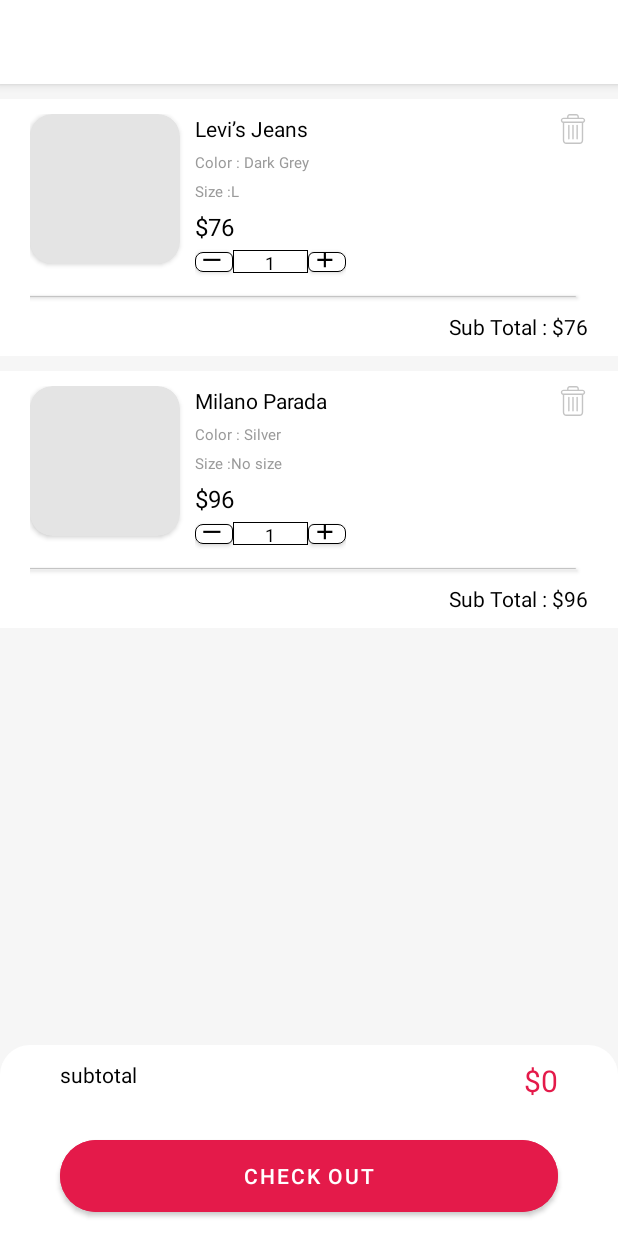
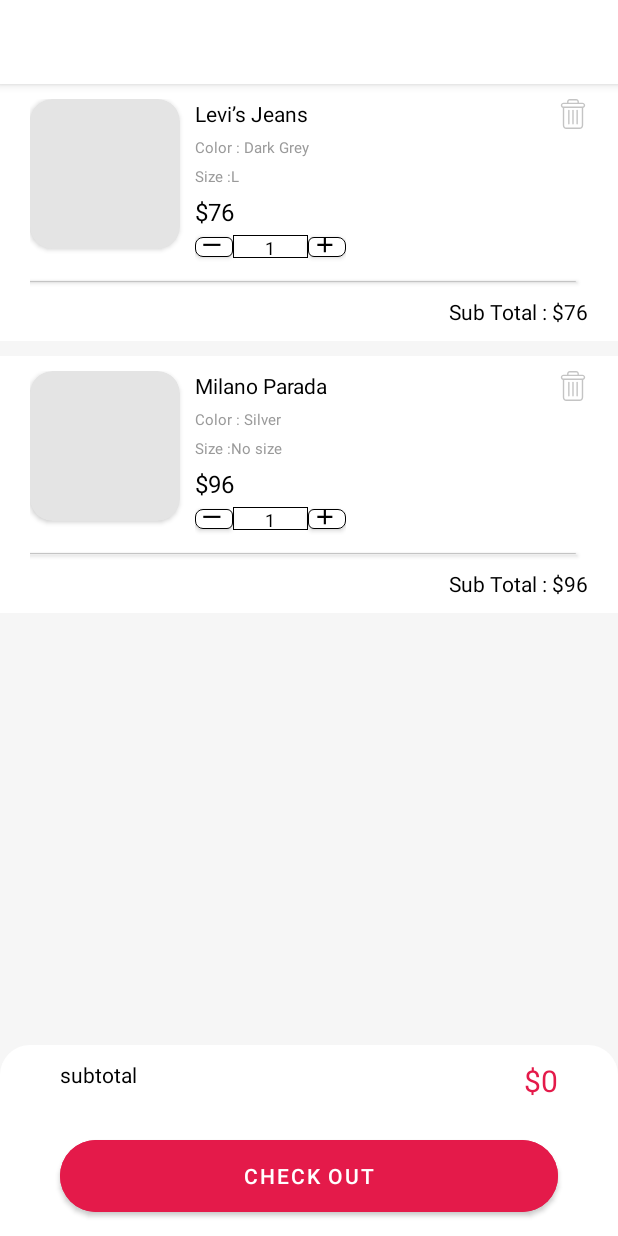
Before and after one commit to ETS-Android2/MindshopUI-Android, an Android app: the MyCart screen opened directly, with no data from a screen before it, on a phone screen of 412 x 824 dp. Run offline under Robolectric (Android 15) with nearby library versions, the phone set to English and light mode, and no system bars; our stand-ins replace Firebase (no records; nobody signed in at launch, a user with empty details on screens opened directly).

Commit message:
Removed Rc RefreshLayout

```diff
--- a/app/build.gradle
+++ b/app/build.gradle
@@ -50,5 +50,4 @@ dependencies {
     implementation 'com.google.firebase:firebase-firestore'
 
 
-    implementation 'it.xabaras.android:recyclerview-swipedecorator:1.2.3'
 }
--- a/app/src/main/java/net/mindzone/mindshopui/activities/MyCart.java
+++ b/app/src/main/java/net/mindzone/mindshopui/activities/MyCart.java
@@ -5,7 +5,6 @@ import androidx.appcompat.app.AppCompatActivity;
 import androidx.recyclerview.widget.ItemTouchHelper;
 import androidx.recyclerview.widget.LinearLayoutManager;
 import androidx.recyclerview.widget.RecyclerView;
-import androidx.swiperefreshlayout.widget.SwipeRefreshLayout;
 
 import android.content.Intent;
 import android.graphics.Canvas;
@@ -27,7 +26,6 @@ import net.mindzone.mindshopui.models.MyCartItems;
 
 public class MyCart extends AppCompatActivity implements CartRecyclerViewAdapter.ItemClickListener {
     CartRecyclerViewAdapter cartRecyclerViewAdapter;
-    SwipeRefreshLayout swipeRefreshLayout;
     RecyclerView orders_recyclerView;
     ActivityMycartBinding binding;
     ArrayList<MyCartItems> myCartItems = MyCartItems.getItemsCart();
@@ -84,7 +82,6 @@ public class MyCart extends AppCompatActivity implements CartRecyclerViewAdapter
         LinearLayoutManager layoutManager
                 = new LinearLayoutManager(this, LinearLayoutManager.VERTICAL, false);
         orders_recyclerView = binding.myCartRecyclerView;
-        swipeRefreshLayout = binding.swipeRefreshLayout;
         orders_recyclerView.setLayoutManager(layoutManager);
 
         cartRecyclerViewAdapter = new CartRecyclerViewAdapter(this, myCartItems);
--- a/app/src/main/res/layout/activity_mycart.xml
+++ b/app/src/main/res/layout/activity_mycart.xml
@@ -7,21 +7,12 @@
     android:background="@color/_F6F6F6"
     tools:context=".activities.MyCart">
 
-    <androidx.swiperefreshlayout.widget.SwipeRefreshLayout
-        android:id="@+id/swipeRefreshLayout"
+    <androidx.recyclerview.widget.RecyclerView
+        android:id="@+id/myCartRecyclerView"
         android:layout_width="match_parent"
         android:layout_height="wrap_content"
-        android:layout_marginTop="10dp"
         app:layout_constraintTop_toTopOf="parent">
-
-        <androidx.recyclerview.widget.RecyclerView
-            android:id="@+id/myCartRecyclerView"
-            android:layout_width="match_parent"
-            android:layout_height="wrap_content">
-
-
-        </androidx.recyclerview.widget.RecyclerView>
-    </androidx.swiperefreshlayout.widget.SwipeRefreshLayout>
+    </androidx.recyclerview.widget.RecyclerView>
 
     <LinearLayout
         android:layout_width="match_parent"
```
